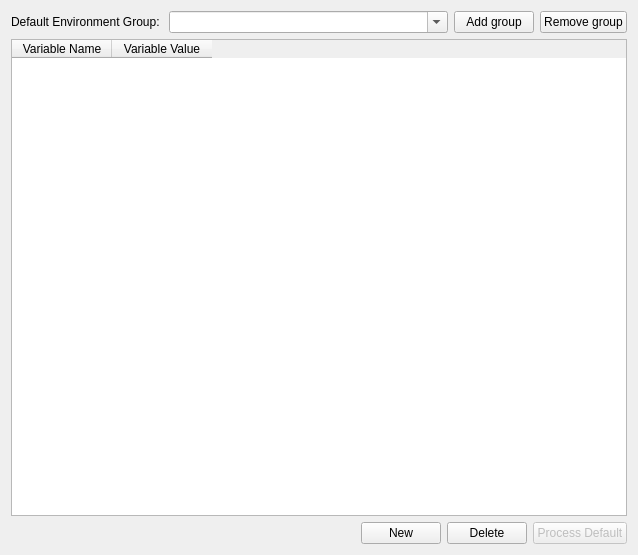
This is shell/settings/environmentwidget.ui in KDE/kdevelop as Qt 5 draws it before an edit. The edited form follows.
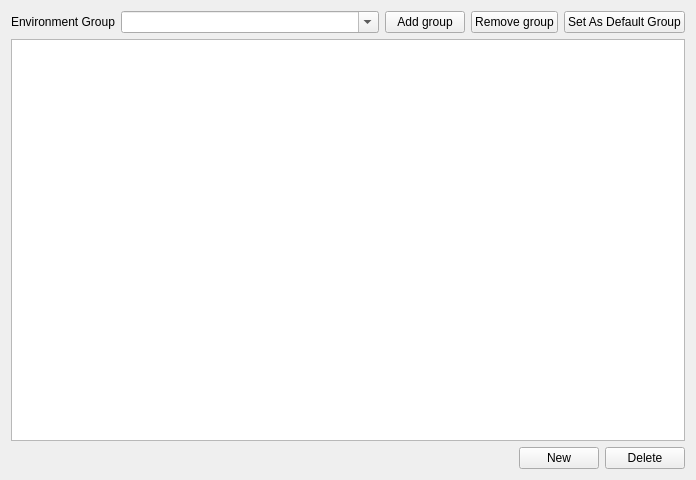
This is the edited form. Custom widgets are drawn as their Qt base class.

Commit message: Separate gui from data-handling in this widget. Makes the code a lot clearer and a lot less confusing. Fixes all the problems Remove the "system default variables" stuff, we will just merge the variables that are set with the given environment of kdevelop when using them. Reveals a bug in the grouplist class, which seems to add an empty env group when loading from a kconfig object. BUG: 166272

```diff
--- a/shell/settings/environmentwidget.ui
+++ b/shell/settings/environmentwidget.ui
@@ -5,15 +5,15 @@
    <rect>
     <x>0</x>
     <y>0</y>
-    <width>638</width>
-    <height>555</height>
+    <width>696</width>
+    <height>480</height>
    </rect>
   </property>
-  <layout class="QGridLayout" >
+  <layout class="QGridLayout" name="gridLayout" >
    <item row="0" column="0" >
     <widget class="QLabel" name="label" >
      <property name="text" >
-      <string>Default Environment Group: </string>
+      <string>Environment Group</string>
      </property>
     </widget>
    </item>
@@ -44,41 +44,41 @@
      </property>
     </widget>
    </item>
-   <item row="1" column="0" colspan="4" >
-    <widget class="QTableWidget" name="variableTable" >
+   <item row="0" column="4" >
+    <widget class="KPushButton" name="setAsDefaultBtn" >
+     <property name="text" >
+      <string>Set As Default Group</string>
+     </property>
+    </widget>
+   </item>
+   <item row="1" column="0" colspan="5" >
+    <widget class="QTableView" name="variableTable" >
      <property name="sizePolicy" >
       <sizepolicy vsizetype="Expanding" hsizetype="Expanding" >
        <horstretch>0</horstretch>
        <verstretch>2</verstretch>
       </sizepolicy>
      </property>
-     <column>
-      <property name="text" >
-       <string>Variable Name</string>
-      </property>
-     </column>
-     <column>
-      <property name="text" >
-       <string>Variable Value</string>
-      </property>
-     </column>
+     <property name="selectionMode" >
+      <enum>QAbstractItemView::ExtendedSelection</enum>
+     </property>
+     <property name="selectionBehavior" >
+      <enum>QAbstractItemView::SelectRows</enum>
+     </property>
+     <property name="sortingEnabled" >
+      <bool>true</bool>
+     </property>
+     <property name="cornerButtonEnabled" >
+      <bool>false</bool>
+     </property>
     </widget>
    </item>
-   <item row="2" column="0" colspan="4" >
+   <item row="2" column="0" colspan="5" >
     <layout class="QHBoxLayout" >
      <property name="spacing" >
       <number>6</number>
      </property>
-     <property name="leftMargin" >
-      <number>0</number>
-     </property>
-     <property name="topMargin" >
-      <number>0</number>
-     </property>
-     <property name="rightMargin" >
-      <number>0</number>
-     </property>
-     <property name="bottomMargin" >
+     <property name="margin" >
       <number>0</number>
      </property>
      <item>
@@ -108,16 +108,6 @@
        </property>
       </widget>
      </item>
-     <item>
-      <widget class="KPushButton" name="processDefaultButton" >
-       <property name="enabled" >
-        <bool>false</bool>
-       </property>
-       <property name="text" >
-        <string>Process Default</string>
-       </property>
-      </widget>
-     </item>
     </layout>
    </item>
   </layout>
```
Left out of the diff: 2 changed lines with no effect on the pictures. The commit also changes 5 other files.
